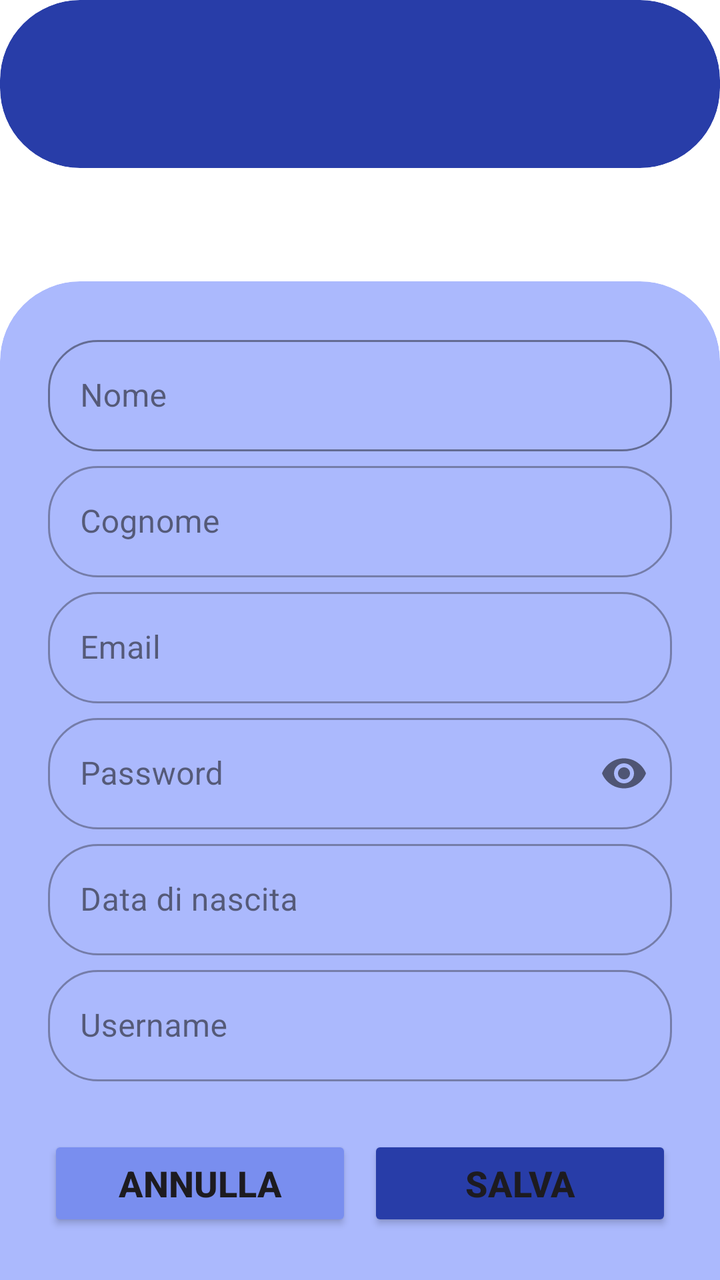
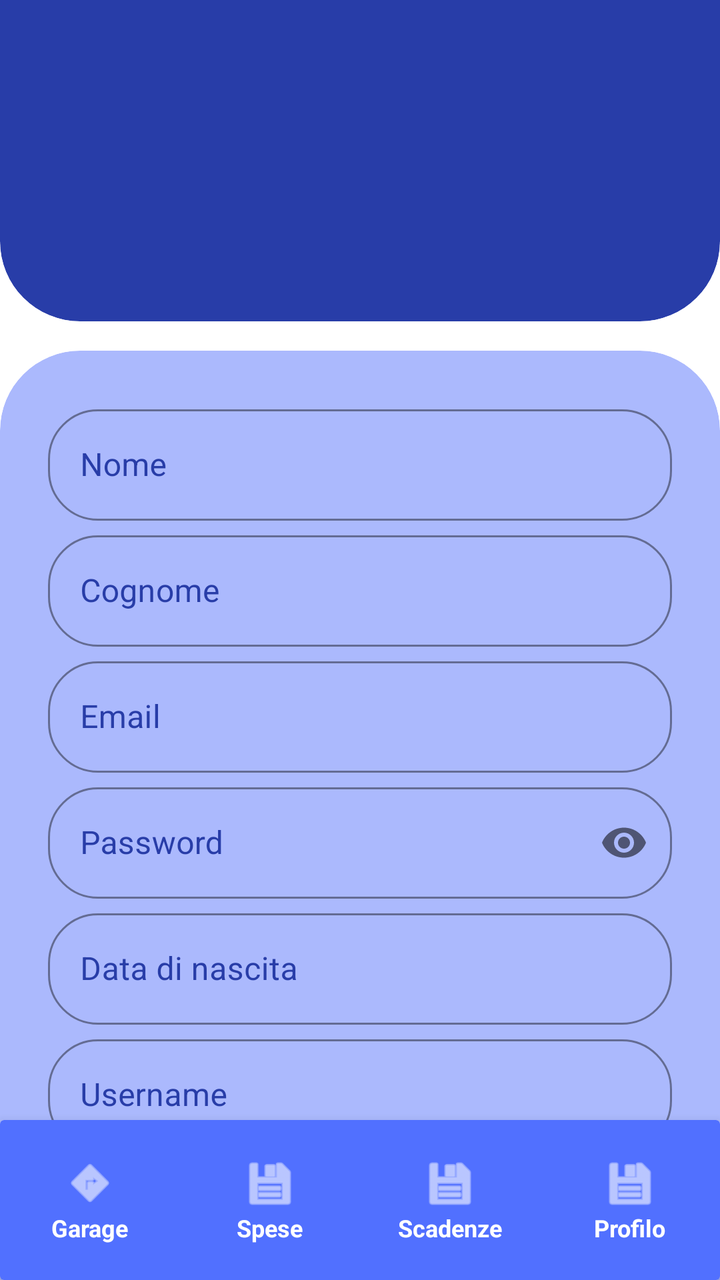

An Android layout rendered at two revisions. The XML below is the earlier revision; the diff shows what the commit changed to produce the second picture.
<!-- AndroidManifest.xml: application theme Theme.MyCarManager -->
<!-- res/layout/activity_modifica_dati_utente.xml -->
<?xml version="1.0" encoding="utf-8"?>
<androidx.constraintlayout.widget.ConstraintLayout xmlns:android="http://schemas.android.com/apk/res/android"
    xmlns:app="http://schemas.android.com/apk/res-auto"
    xmlns:tools="http://schemas.android.com/tools"
    android:id="@+id/clProfiloUtente"
    android:layout_width="match_parent"
    android:layout_height="match_parent"
    android:background="@color/Bianco">

    
    <include
        layout="@layout/item_headerblu"
        android:layout_width="match_parent"
        android:layout_height="wrap_content"
        android:layout_marginTop="16dp" />

    
    <androidx.cardview.widget.CardView
        android:id="@+id/cvModificaDatiUtente"
        android:layout_width="match_parent"
        android:layout_height="0dp"
        app:cardBackgroundColor="@color/Blu_chiaro"
        app:cardCornerRadius="40dp"
        app:cardElevation="0dp"
        android:layout_marginBottom="-40dp"
        app:layout_constraintBottom_toBottomOf="parent">

        

        <androidx.core.widget.NestedScrollView
            android:id="@+id/nsvModificaDatiUtente"
            android:layout_width="match_parent"
            android:layout_height="match_parent"
            android:paddingBottom="40dp">

            <LinearLayout
                android:id="@+id/llModificaDatiUtente"
                android:layout_width="match_parent"
                android:layout_height="wrap_content"
                android:orientation="vertical"
                android:padding="24dp">

                
                
                <com.google.android.material.textfield.TextInputLayout
                    android:id="@+id/tilNome"
                    style="@style/Widget.MaterialComponents.TextInputLayout.OutlinedBox"
                    android:layout_width="match_parent"
                    android:layout_height="wrap_content"
                    android:layout_marginBottom="2dp"
                    app:boxStrokeColor="@color/Nero"
                    app:boxCornerRadiusBottomEnd="25dp"
                    app:boxCornerRadiusBottomStart="25dp"
                    app:boxCornerRadiusTopEnd="25dp"
                    app:boxCornerRadiusTopStart="25dp">
                    <com.google.android.material.textfield.TextInputEditText
                        android:id="@+id/txNome"
                        android:layout_width="match_parent"
                        android:layout_height="wrap_content"
                        android:hint="@string/nome"
                        android:textColorHint="@color/Blu_scuro" />
                </com.google.android.material.textfield.TextInputLayout>

                
                <com.google.android.material.textfield.TextInputLayout
                    android:id="@+id/tilCognome"
                    style="@style/Widget.MaterialComponents.TextInputLayout.OutlinedBox"
                    android:layout_width="match_parent"
                    android:layout_height="wrap_content"
                    android:layout_marginBottom="2dp"
                    app:boxCornerRadiusBottomEnd="25dp"
                    app:boxCornerRadiusBottomStart="25dp"
                    app:boxCornerRadiusTopEnd="25dp"
                    app:boxCornerRadiusTopStart="25dp">
                    <com.google.android.material.textfield.TextInputEditText
                        android:id="@+id/txCognome"
                        android:layout_width="match_parent"
                        android:layout_height="wrap_content"
                        android:hint="@string/cognome" />
                </com.google.android.material.textfield.TextInputLayout>

                
                <com.google.android.material.textfield.TextInputLayout
                    android:id="@+id/tilEmail"
                    style="@style/Widget.MaterialComponents.TextInputLayout.OutlinedBox"
                    android:layout_width="match_parent"
                    android:layout_height="wrap_content"
                    android:layout_marginBottom="2dp"
                    app:boxCornerRadiusBottomEnd="25dp"
                    app:boxCornerRadiusBottomStart="25dp"
                    app:boxCornerRadiusTopEnd="25dp"
                    app:boxCornerRadiusTopStart="25dp">
                    <com.google.android.material.textfield.TextInputEditText
                        android:id="@+id/txEmail"
                        android:layout_width="match_parent"
                        android:layout_height="wrap_content"
                        android:hint="@string/email" />
                </com.google.android.material.textfield.TextInputLayout>

                
                <com.google.android.material.textfield.TextInputLayout
                    android:id="@+id/tilPassword"
                    style="@style/Widget.MaterialComponents.TextInputLayout.OutlinedBox"
                    android:layout_width="match_parent"
                    android:layout_height="wrap_content"
                    android:layout_marginBottom="2dp"
                    app:boxCornerRadiusBottomEnd="25dp"
                    app:boxCornerRadiusBottomStart="25dp"
                    app:boxCornerRadiusTopEnd="25dp"
                    app:boxCornerRadiusTopStart="25dp"
                    app:passwordToggleEnabled="true">
                    <com.google.android.material.textfield.TextInputEditText
                        android:id="@+id/txPassword"
                        android:layout_width="match_parent"
                        android:layout_height="wrap_content"
                        android:hint="@string/password"
                        android:inputType="textPassword" />
                </com.google.android.material.textfield.TextInputLayout>

                
                <com.google.android.material.textfield.TextInputLayout
                    android:id="@+id/datanascita"
                    style="@style/Widget.MaterialComponents.TextInputLayout.OutlinedBox"
                    android:layout_width="match_parent"
                    android:layout_height="wrap_content"
                    android:layout_marginBottom="2dp"
                    app:boxCornerRadiusBottomEnd="25dp"
                    app:boxCornerRadiusBottomStart="25dp"
                    app:boxCornerRadiusTopEnd="25dp"
                    app:boxCornerRadiusTopStart="25dp">
                    <com.google.android.material.textfield.TextInputEditText
                        android:layout_width="match_parent"
                        android:layout_height="wrap_content"
                        android:hint="@string/data_nascita" />
                </com.google.android.material.textfield.TextInputLayout>

                
                <com.google.android.material.textfield.TextInputLayout
                    android:id="@+id/tilUsername"
                    style="@style/Widget.MaterialComponents.TextInputLayout.OutlinedBox"
                    android:layout_width="match_parent"
                    android:layout_height="wrap_content"
                    android:layout_marginBottom="2dp"
                    app:boxCornerRadiusBottomEnd="25dp"
                    app:boxCornerRadiusBottomStart="25dp"
                    app:boxCornerRadiusTopEnd="25dp"
                    app:boxCornerRadiusTopStart="25dp">
                    <com.google.android.material.textfield.TextInputEditText
                        android:id="@+id/txUsername"
                        android:layout_width="match_parent"
                        android:layout_height="wrap_content"
                        android:hint="@string/username" />
                </com.google.android.material.textfield.TextInputLayout>

                <LinearLayout
                    android:layout_width="match_parent"
                    android:layout_height="wrap_content"
                    android:orientation="horizontal"
                    android:weightSum="2"
                    android:paddingTop="25dp">

                        <Button
                            android:id="@+id/btnAnnulla"
                            android:layout_width="0dp"
                            android:layout_height="wrap_content"
                            android:layout_weight="1"
                            android:backgroundTint="@color/Blu_pastello"
                            android:text="@string/annulla"
                            android:textSize="18sp"
                            android:textStyle="bold"
                            app:cornerRadius="25dp" />

                        <Button
                            android:id="@+id/btnSalva"
                            android:layout_width="0dp"
                            android:layout_height="wrap_content"
                            android:layout_weight="1"
                            android:layout_marginStart="8dp"
                            android:backgroundTint="@color/Blu"
                            android:text="@string/salva"
                            android:textSize="18sp"
                            android:textStyle="bold"
                            app:cornerRadius="25dp" />

                </LinearLayout>

            </LinearLayout>
        </androidx.core.widget.NestedScrollView>
    </androidx.cardview.widget.CardView>

</androidx.constraintlayout.widget.ConstraintLayout>
<!-- res/layout/item_headerblu.xml (included above) -->
<androidx.cardview.widget.CardView
        xmlns:android="http://schemas.android.com/apk/res/android"
        xmlns:app="http://schemas.android.com/apk/res-auto"
        xmlns:tools="http://schemas.android.com/tools"
        android:id="@+id/cvHeader"
        android:layout_width="match_parent"
        android:layout_height="200dp"
        android:layout_marginTop="-40dp"
        app:cardBackgroundColor="@color/Blu"
        app:cardCornerRadius="40dp"
        app:cardElevation="0dp"
        app:layout_constraintTop_toTopOf="parent">

        <TextView
            android:id="@+id/tvUsernameUtenteHeader"
            android:layout_width="match_parent"
            android:layout_height="54dp"
            android:layout_gravity="center_vertical"
            android:layout_marginTop="20dp"
            android:layout_marginBottom="10dp"
            android:gravity="center"
            android:text=""
            android:textColor="@color/Bianco"
            android:textSize="34sp"
            android:textStyle="bold" />

    </androidx.cardview.widget.CardView>
<!-- resources referenced by this layout -->
<resources>
  <color name="Bianco">#ffffff</color>
  <color name="Blu">#283da8</color>
  <color name="Blu_chiaro">#abb9fd</color>
  <color name="Blu_pastello">#798eef</color>
  <color name="Blu_scuro">#0f1b6e</color>
  <color name="Nero">#000000</color>
  <string name="annulla">Annulla</string>
  <string name="cognome">Cognome</string>
  <string name="data_nascita">Data di nascita</string>
  <string name="email">Email</string>
  <string name="nome">Nome</string>
  <string name="password">Password</string>
  <string name="salva">Salva</string>
  <string name="username">Username</string>
  <style name="Theme.MyCarManager" parent="Base.Theme.MyCarManager" />
  <style name="Base.Theme.MyCarManager" parent="Theme.Material3.DayNight.NoActionBar">
          
          <item name="android:statusBarColor">@color/Blu</item>
          <item name="android:windowLightStatusBar">false</item>
          <item name="colorPrimary">@color/Blu</item>
          <item name="colorAccent">@color/Blu_scuro</item>
          <item name="colorOnPrimary">@color/Bianco</item>
          <item name="colorSecondary">@color/Blu_scuro</item>
          <item name="colorOnSecondary">@color/Nero</item>
          
          <item name="colorControlActivated">@color/Blu_chiaro</item>
          
          <item name="android:textColorHighlight">@color/Blu_intenso</item>
      </style>
  <color name="Blu_intenso">#5170ff</color>
</resources>

<!-- the commit's change to res/layout/activity_modifica_dati_utente.xml (unified diff, before → after) -->
@@ -9,10 +9,10 @@
 
     
     <include
+        android:id="@+id/headerModificaDatiUtente"
         layout="@layout/item_headerblu"
         android:layout_width="match_parent"
-        android:layout_height="wrap_content"
-        android:layout_marginTop="16dp" />
+        android:layout_height=""/>
 
     
     <androidx.cardview.widget.CardView
@@ -22,8 +22,8 @@
         app:cardBackgroundColor="@color/Blu_chiaro"
         app:cardCornerRadius="40dp"
         app:cardElevation="0dp"
-        android:layout_marginBottom="-40dp"
-        app:layout_constraintBottom_toBottomOf="parent">
+        android:layout_marginTop="15dp"
+        app:layout_constraintTop_toBottomOf="@id/headerModificaDatiUtente">
 
         
 
@@ -33,6 +33,7 @@
             android:layout_height="match_parent"
             android:paddingBottom="40dp">
 
+
             <LinearLayout
                 android:id="@+id/llModificaDatiUtente"
                 android:layout_width="match_parent"
@@ -48,7 +49,9 @@
                     android:layout_width="match_parent"
                     android:layout_height="wrap_content"
                     android:layout_marginBottom="2dp"
-                    app:boxStrokeColor="@color/Nero"
+                    android:textColorHint="@color/Blu"
+                    app:boxStrokeColor="@color/Blu"
+                    app:hintTextColor="@color/Blu"
                     app:boxCornerRadiusBottomEnd="25dp"
                     app:boxCornerRadiusBottomStart="25dp"
                     app:boxCornerRadiusTopEnd="25dp"
@@ -58,7 +61,8 @@
                         android:layout_width="match_parent"
                         android:layout_height="wrap_content"
                         android:hint="@string/nome"
-                        android:textColorHint="@color/Blu_scuro" />
+                        android:textColor="@color/Blu"
+                        android:textColorHint="@color/Blu" />
                 </com.google.android.material.textfield.TextInputLayout>
 
                 
@@ -68,6 +72,9 @@
                     android:layout_width="match_parent"
                     android:layout_height="wrap_content"
                     android:layout_marginBottom="2dp"
+                    android:textColorHint="@color/Blu"
+                    app:boxStrokeColor="@color/Blu"
+                    app:hintTextColor="@color/Blu"
                     app:boxCornerRadiusBottomEnd="25dp"
                     app:boxCornerRadiusBottomStart="25dp"
                     app:boxCornerRadiusTopEnd="25dp"
@@ -76,7 +83,9 @@
                         android:id="@+id/txCognome"
                         android:layout_width="match_parent"
                         android:layout_height="wrap_content"
-                        android:hint="@string/cognome" />
+                        android:hint="@string/cognome"
+                        android:textColor="@color/Blu"
+                        android:textColorHint="@color/Blu"/>
                 </com.google.android.material.textfield.TextInputLayout>
 
                 
@@ -86,6 +95,9 @@
                     android:layout_width="match_parent"
                     android:layout_height="wrap_content"
                     android:layout_marginBottom="2dp"
+                    android:textColorHint="@color/Blu"
+                    app:boxStrokeColor="@color/Blu"
+                    app:hintTextColor="@color/Blu"
                     app:boxCornerRadiusBottomEnd="25dp"
                     app:boxCornerRadiusBottomStart="25dp"
                     app:boxCornerRadiusTopEnd="25dp"
@@ -94,7 +106,9 @@
                         android:id="@+id/txEmail"
                         android:layout_width="match_parent"
                         android:layout_height="wrap_content"
-                        android:hint="@string/email" />
+                        android:hint="@string/email"
+                        android:textColor="@color/Blu"
+                        android:textColorHint="@color/Blu"/>
                 </com.google.android.material.textfield.TextInputLayout>
 
                 
@@ -104,6 +118,9 @@
                     android:layout_width="match_parent"
                     android:layout_height="wrap_content"
                     android:layout_marginBottom="2dp"
+                    android:textColorHint="@color/Blu"
+                    app:boxStrokeColor="@color/Blu"
+                    app:hintTextColor="@color/Blu"
                     app:boxCornerRadiusBottomEnd="25dp"
                     app:boxCornerRadiusBottomStart="25dp"
                     app:boxCornerRadiusTopEnd="25dp"
@@ -113,6 +130,8 @@
                         android:id="@+id/txPassword"
                         android:layout_width="match_parent"
                         android:layout_height="wrap_content"
+                        android:textColor="@color/Blu"
+                        android:textColorHint="@color/Blu"
                         android:hint="@string/password"
                         android:inputType="textPassword" />
                 </com.google.android.material.textfield.TextInputLayout>
@@ -124,14 +143,22 @@
                     android:layout_width="match_parent"
                     android:layout_height="wrap_content"
                     android:layout_marginBottom="2dp"
-                    app:boxCornerRadiusBottomEnd="25dp"
-                    app:boxCornerRadiusBottomStart="25dp"
-                    app:boxCornerRadiusTopEnd="25dp"
-                    app:boxCornerRadiusTopStart="25dp">
-                    <com.google.android.material.textfield.TextInputEditText
-                        android:layout_width="match_parent"
-                        android:layout_height="wrap_content"
-                        android:hint="@string/data_nascita" />
+                    android:textColorHint="@color/Blu"
+                    app:boxStrokeColor="@color/Blu"
+                    app:hintTextColor="@color/Blu"
+                    app:boxCornerRadiusBottomEnd="25dp"
+                    app:boxCornerRadiusBottomStart="25dp"
+                    app:boxCornerRadiusTopEnd="25dp"
+                    app:boxCornerRadiusTopStart="25dp">
+                    <com.google.android.material.textfield.TextInputEditText
+                        android:layout_width="match_parent"
+                        android:layout_height="wrap_content"
+                        android:hint="@string/data_nascita"
+                        android:textColor="@color/Blu"
+                        android:textColorHint="@color/Blu"
+                        android:focusable="false"
+                        android:clickable="true"
+                        android:inputType="none"/>
                 </com.google.android.material.textfield.TextInputLayout>
 
                 
@@ -141,6 +168,9 @@
                     android:layout_width="match_parent"
                     android:layout_height="wrap_content"
                     android:layout_marginBottom="2dp"
+                    android:textColorHint="@color/Blu"
+                    app:boxStrokeColor="@color/Blu"
+                    app:hintTextColor="@color/Blu"
                     app:boxCornerRadiusBottomEnd="25dp"
                     app:boxCornerRadiusBottomStart="25dp"
                     app:boxCornerRadiusTopEnd="25dp"
@@ -149,7 +179,9 @@
                         android:id="@+id/txUsername"
                         android:layout_width="match_parent"
                         android:layout_height="wrap_content"
-                        android:hint="@string/username" />
+                        android:hint="@string/username"
+                        android:textColor="@color/Blu"
+                        android:textColorHint="@color/Blu"/>
                 </com.google.android.material.textfield.TextInputLayout>
 
                 <LinearLayout
@@ -188,6 +220,14 @@
         </androidx.core.widget.NestedScrollView>
     </androidx.cardview.widget.CardView>
 
+    
+    <include
+        android:id="@+id/nb"
+        layout="@layout/item_nav_bar"
+        android:layout_width="match_parent"
+        android:layout_height="wrap_content"
+        app:layout_constraintBottom_toBottomOf="parent" />
+
 </androidx.constraintlayout.widget.ConstraintLayout>
 <!-- res/layout/item_headerblu.xml (included above) -->
 <androidx.cardview.widget.CardView
@@ -217,3 +257,119 @@
             android:textStyle="bold" />
 
     </androidx.cardview.widget.CardView>
+<!-- res/layout/item_nav_bar.xml (included above) -->
+<?xml version="1.0" encoding="utf-8"?>
+<androidx.cardview.widget.CardView
+    xmlns:android="http://schemas.android.com/apk/res/android"
+    xmlns:app="http://schemas.android.com/apk/res-auto"
+    xmlns:tools="http://schemas.android.com/tools"
+    android:layout_width="match_parent"
+    android:layout_height="120dp"
+    android:layout_marginTop="-40dp"
+    app:cardBackgroundColor="@color/Blu_intenso"
+    app:cardElevation="8dp">
+
+    
+    <LinearLayout
+        android:layout_width="match_parent"
+        android:layout_height="80dp"
+        android:layout_gravity="bottom"
+        android:orientation="horizontal"
+        android:baselineAligned="false">
+
+        
+        <LinearLayout
+            android:layout_width="0dp"
+            android:layout_height="match_parent"
+            android:layout_weight="1"
+            android:gravity="center"
+            android:orientation="vertical"
+            android:clickable="true"
+            android:focusable="true"
+            >
+
+            <ImageView
+                android:layout_width="34dp"
+                android:layout_height="28dp"
+                android:src="@android:drawable/ic_menu_directions"
+                app:tint="@color/Bianco" />
+            <TextView
+                android:layout_width="wrap_content"
+                android:layout_height="wrap_content"
+                android:text="Garage"
+                android:textColor="@color/Bianco"
+                android:textSize="12sp"
+                android:textStyle="bold" />
+        </LinearLayout>
+
+        
+        <LinearLayout
+            android:layout_width="0dp"
+            android:layout_height="match_parent"
+            android:layout_weight="1"
+            android:gravity="center"
+            android:orientation="vertical"
+            android:clickable="true"
+            android:focusable="true"
+            >
+            <ImageView
+                android:layout_width="28dp"
+                android:layout_height="28dp"
+                android:src="@android:drawable/ic_menu_save"
+                app:tint="@color/Bianco" />
+            <TextView
+                android:layout_width="wrap_content"
+                android:layout_height="wrap_content"
+                android:text="Spese"
+                android:textColor="@color/Bianco"
+                android:textSize="12sp"
+                android:textStyle="bold" />
+        </LinearLayout>
+
+        <LinearLayout
+            android:layout_width="0dp"
+            android:layout_height="match_parent"
+            android:layout_weight="1"
+            android:gravity="center"
+            android:orientation="vertical"
+            android:clickable="true"
+            android:focusable="true"
+            >
+            <ImageView
+                android:layout_width="28dp"
+                android:layout_height="28dp"
+                android:src="@android:drawable/ic_menu_save"
+                app:tint="@color/Bianco" />
+            <TextView
+                android:layout_width="wrap_content"
+                android:layout_height="wrap_content"
+                android:text="Scadenze"
+                android:textColor="@color/Bianco"
+                android:textSize="12sp"
+                android:textStyle="bold" />
+        </LinearLayout>
+        <LinearLayout
+            android:layout_width="0dp"
+            android:layout_height="match_parent"
+            android:layout_weight="1"
+            android:gravity="center"
+            android:orientation="vertical"
+            android:clickable="true"
+            android:focusable="true"
+            >
+            <ImageView
+                android:layout_width="28dp"
+                android:layout_height="28dp"
+                android:src="@android:drawable/ic_menu_save"
+                app:tint="@color/Bianco" />
+            <TextView
+                android:layout_width="wrap_content"
+                android:layout_height="wrap_content"
+                android:text="Profilo"
+                android:textColor="@color/Bianco"
+                android:textSize="12sp"
+                android:textStyle="bold" />
+        </LinearLayout>
+
+    </LinearLayout>
+</androidx.cardview.widget.CardView>
<!-- resource entries referenced after the edit -->
@@ -3,9 +3,8 @@
   <color name="Bianco">#ffffff</color>
   <color name="Blu">#283da8</color>
   <color name="Blu_chiaro">#abb9fd</color>
+  <color name="Blu_intenso">#5170ff</color>
   <color name="Blu_pastello">#798eef</color>
-  <color name="Blu_scuro">#0f1b6e</color>
-  <color name="Nero">#000000</color>
   <string name="annulla">Annulla</string>
   <string name="cognome">Cognome</string>
   <string name="data_nascita">Data di nascita</string>
@@ -29,6 +28,7 @@
           
           <item name="android:textColorHighlight">@color/Blu_intenso</item>
       </style>
-  <color name="Blu_intenso">#5170ff</color>
+  <color name="Blu_scuro">#0f1b6e</color>
+  <color name="Nero">#000000</color>
 </resources>
 
